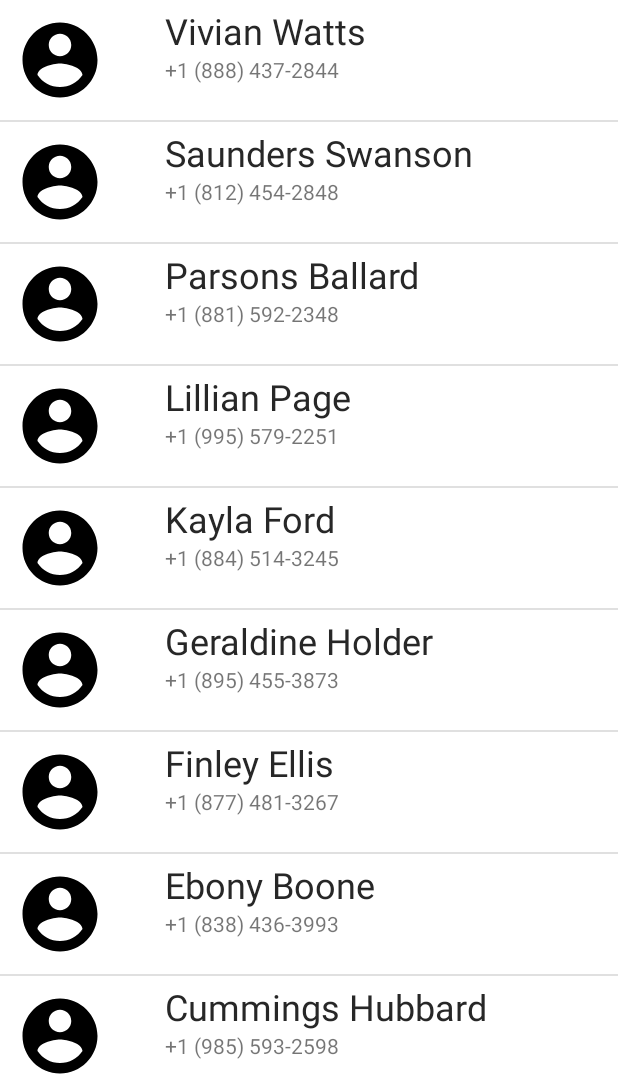
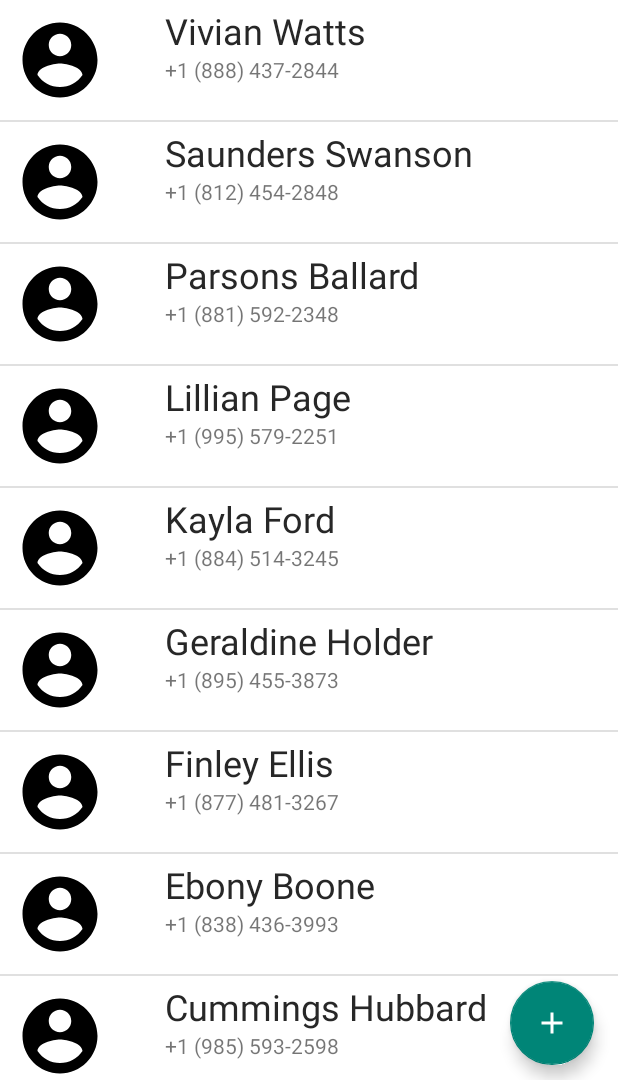
Before and after one commit to LauncherTrainingCourse/LauncherTutorialApp, an Android app: the screen it shows after launch (OverviewActivity), on a phone screen of 412 x 824 dp, the part 156-1236 px from its top. Run offline under Robolectric (Android 15) with nearby library versions, the phone set to English and light mode, and no system bars; libraries missing offline, so code that uses them is left out: com.facebook.stetho; 1 statement that could not run was skipped.

Commit message:
Add FloatingActionButton: new contact.

```diff
--- /dev/null
+++ b/app/src/main/res/drawable/ic_add_white_48px.xml
@@ -0,0 +1,4 @@
+<vector android:height="24dp" android:viewportHeight="24.0"
+    android:viewportWidth="24.0" android:width="24dp" xmlns:android="http://schemas.android.com/apk/res/android">
+    <path android:fillColor="#FFFFFF" android:pathData="M19,13h-6v6h-2v-6H5v-2h6V5h2v6h6v2z"/>
+</vector>
--- a/app/src/main/res/layout/fragment_contact_page.xml
+++ b/app/src/main/res/layout/fragment_contact_page.xml
@@ -1,4 +1,5 @@
 <LinearLayout xmlns:android="http://schemas.android.com/apk/res/android"
+    xmlns:app="http://schemas.android.com/apk/res-auto"
     android:layout_width="match_parent"
     android:layout_height="wrap_content"
     android:orientation="vertical">
@@ -7,4 +8,13 @@
         android:id="@+id/lv_contact"
         android:layout_width="match_parent"
         android:layout_height="wrap_content" />
+
+    <android.support.design.widget.FloatingActionButton
+        android:layout_width="wrap_content"
+        android:layout_height="wrap_content"
+        android:layout_gravity="bottom|right"
+        android:layout_marginRight="16dp"
+        android:layout_marginTop="-66dp"
+        android:src="@drawable/ic_add_white_48px"
+        app:fabSize="normal" />
 </LinearLayout>
```
